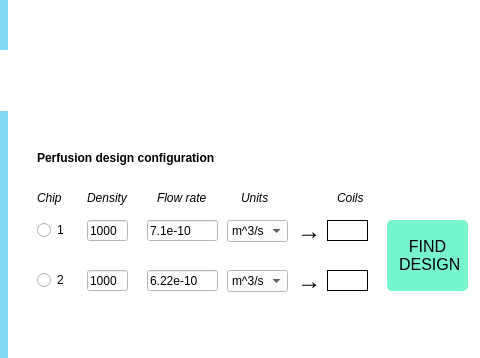
Old version of the form appGUI.ui in the repository JuanCamiloGS/VivoStreamGUI; both pictures show x 143 to 623 and y 0 to 358 of the 623 by 658 pixel window.
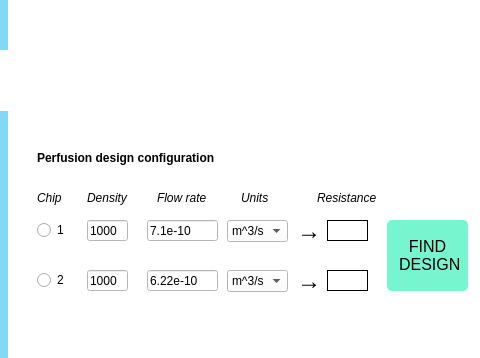
New version of the form. The open tabs and pages were chosen to show the change. Icons and pictures are not drawn.

Commit message: Change coils to resistance in label

Patch:
```diff
--- a/appGUI.ui
+++ b/appGUI.ui
@@ -1015,9 +1015,9 @@
      <widget class="QLabel" name="label_22">
       <property name="geometry">
        <rect>
-        <x>310</x>
+        <x>290</x>
         <y>50</y>
-        <width>31</width>
+        <width>61</width>
         <height>16</height>
        </rect>
       </property>
@@ -1027,7 +1027,7 @@
        </font>
       </property>
       <property name="text">
-       <string>Coils</string>
+       <string>Resistance</string>
       </property>
      </widget>
      <widget class="QLabel" name="label_23">
```
The commit also changes 1 other file.
